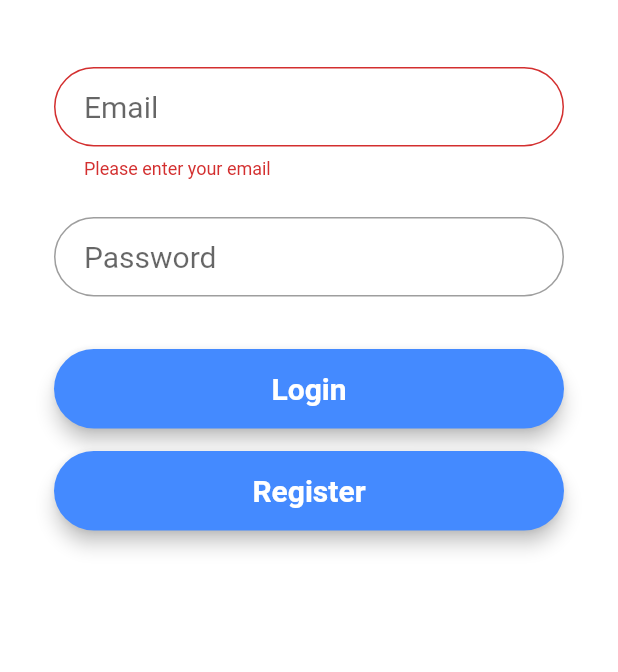
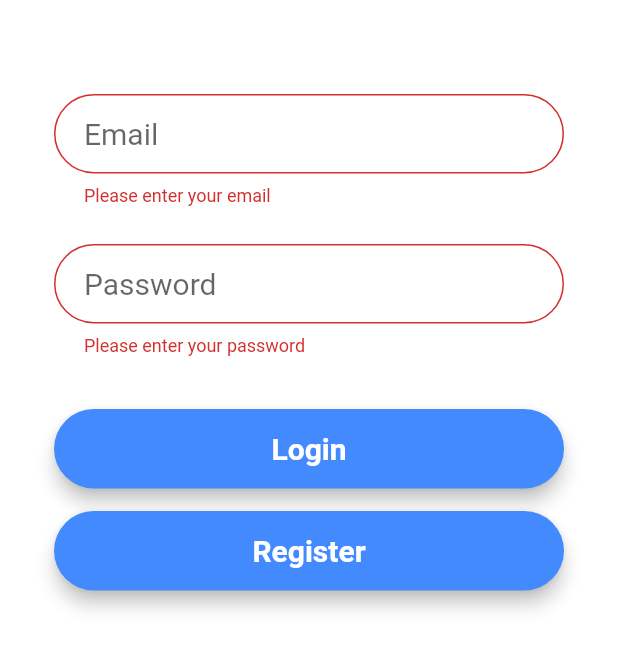
Before and after one commit to atsign-company/location, a Flutter app: the screen it shows after launch, after a tap on "Login", on a phone screen of 412 x 824 dp, the part 422-1094 px from its top. Run offline on Flutter 3.47's test engine with Material 2 defaults, Android fonts, the phone set to English and light mode, and no system bars; our stand-ins replace firebase_auth, geolocator, google_maps_flutter, permission_handler; accounts and stored records are empty.

Commit message:
Login error message

```diff
--- a/lib/main.dart
+++ b/lib/main.dart
@@ -66,7 +66,9 @@ class MyHomePageState extends State<MyHomePage> {
   final GlobalKey<FormState> _formKey = GlobalKey<FormState>();
   final TextEditingController _emailController = TextEditingController();
   final TextEditingController _passwordController = TextEditingController();
+  final TextEditingController _failLoginController = TextEditingController();
   bool _success;
+  bool _login;
   String _userEmail;
 
   void _locationPermission() async {
@@ -86,21 +88,7 @@ class MyHomePageState extends State<MyHomePage> {
       ))
           .user;
     } catch (e) {
-      print(e.code);
-      switch (e.code) {
-        case 'ERROR_USER_NOT_FOUND':
-          print('user not found');
-          break;
-        case 'ERROR_INVALID_EMAIL':
-          print('invalid email');
-          break;
-        case 'ERROR_WRONG_PASSWORD':
-          print('invalid password');
-          break;
-        default:
-          print('Invalid credentials');
-          break;
-      }
+      print('Invalid email/password combination');
     }
     if (user != null) {
       setState(() {
@@ -108,12 +96,13 @@ class MyHomePageState extends State<MyHomePage> {
         _userEmail = user.email;
       });
     } else {
-      _success = false;
+      setState(() {
+        _success = false;
+      });
     }
+    print(_success);
 
-    if (_success == null || !_success) {
-      print('FAILED');
-    } else {
+    if (_success) {
       var status = await Permission.locationWhenInUse.status;
       print(status);
       if (status.isUndetermined || status.isDenied) {
@@ -130,6 +119,15 @@ class MyHomePageState extends State<MyHomePage> {
 
   @override
   Widget build(BuildContext context) {
+    var _failLogin = Text(
+      _success == null ? '' : (!_success ? 'Sign in failed!' : ''),
+      style: TextStyle(
+        color: Colors.red,
+        fontSize: 15,
+      ),
+      textAlign: TextAlign.center,
+    );
+
     final emailField = TextFormField(
       controller: _emailController,
       obscureText: false,
@@ -145,15 +143,23 @@ class MyHomePageState extends State<MyHomePage> {
           hintText: "Email",
           border: OutlineInputBorder(borderRadius: BorderRadius.circular(32))),
     );
+
     final passwordField = TextFormField(
       controller: _passwordController,
       obscureText: true,
       style: style,
+      validator: (String value) {
+        if (value.isEmpty) {
+          return 'Please enter your password';
+        }
+        return null;
+      },
       decoration: InputDecoration(
           contentPadding: EdgeInsets.fromLTRB(20, 15, 20, 15),
           hintText: "Password",
           border: OutlineInputBorder(borderRadius: BorderRadius.circular(32))),
     );
+
     final loginButton = Material(
       elevation: 5,
       borderRadius: BorderRadius.circular(30),
@@ -218,17 +224,15 @@ class MyHomePageState extends State<MyHomePage> {
                       style: TextStyle(fontSize: 30),
                     ),
                   ),
-                  SizedBox(height: 45),
+                  SizedBox(height: 35),
+                  _failLogin,
+                  SizedBox(height: 10),
                   emailField,
                   SizedBox(height: 25),
                   passwordField,
-                  SizedBox(
-                    height: 35,
-                  ),
+                  SizedBox(height: 35),
                   loginButton,
-                  SizedBox(
-                    height: 15,
-                  ),
+                  SizedBox(height: 15),
                   registerButton,
                 ],
               ),
```
